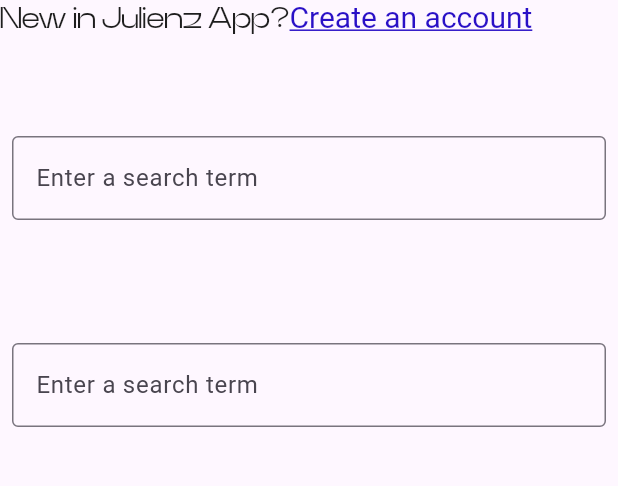
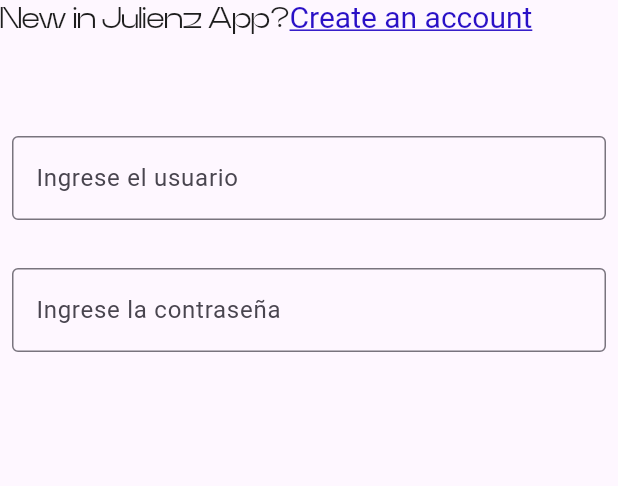
Before and after one commit to ju-lienz/login-app, a Flutter app: the screen it shows after launch, on a phone screen of 412 x 824 dp, the part 128-614 px from its top. Run offline on Flutter 3.47's test engine with Material 2 defaults, Android fonts, the phone set to English and light mode, and no system bars.

Commit message:
optimize input field

```diff
--- a/lib/screens/home.dart
+++ b/lib/screens/home.dart
@@ -27,26 +27,30 @@ class _BuildBodyState extends State<BuildBody> {
                 hyperlinkText: 'Create an account',
                 fontSize: 20),
             SizedBox(height: 50.0),
-            Padding(
-              padding: EdgeInsets.symmetric(horizontal: 8, vertical: 16),
-              child: TextField(
-                decoration: InputDecoration(
-                  border: OutlineInputBorder(),
-                  hintText: 'Enter a search term',
-                ),
-              ),
-            ),
-            SizedBox(height: 50.0),
-            Padding(
-              padding: EdgeInsets.symmetric(horizontal: 8, vertical: 16),
-              child: TextField(
-                decoration: InputDecoration(
-                  border: OutlineInputBorder(),
-                  hintText: 'Enter a search term',
-                ),
-              ),
-            ),
+            InputField(hintText: 'Ingrese el usuario'),
+            InputField(hintText: 'Ingrese la contraseña'),
           ],
+        ),
+      ),
+    );
+  }
+}
+
+class InputField extends StatelessWidget {
+  final String hintText;
+  const InputField({
+    super.key,
+    required this.hintText,
+  });
+
+  @override
+  Widget build(BuildContext context) {
+    return Padding(
+      padding: const EdgeInsets.symmetric(horizontal: 8, vertical: 16),
+      child: TextField(
+        decoration: InputDecoration(
+          border: const OutlineInputBorder(),
+          hintText: hintText,
         ),
       ),
     );
```
